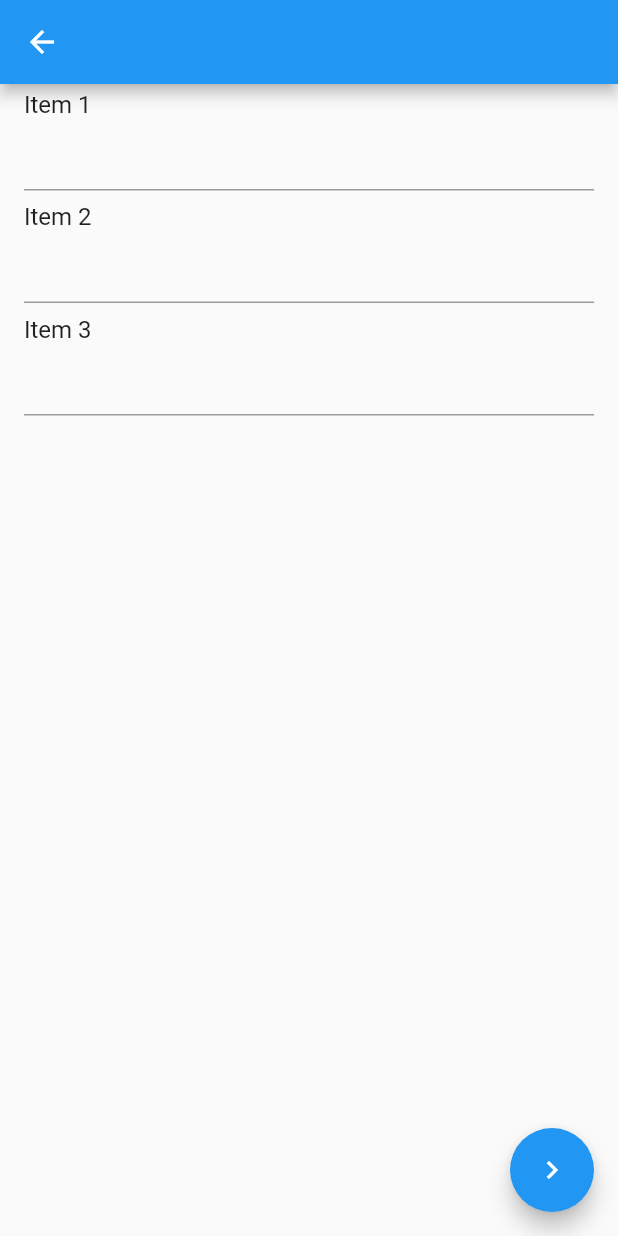
After one commit to sldsrg/flutter_web_lab, a Flutter app: the FocusNodeLabPage screen opened directly, on a phone screen of 412 x 824 dp. The commit adds this screen. Run offline on Flutter 3.47's test engine with Material 2 defaults, Android fonts, the phone set to English and light mode, and no system bars; missing offline and left inert: flutter_web.

Commit message:
add FocusNode lab

```diff
--- /dev/null
+++ b/lib/focus_node_lab.dart
@@ -0,0 +1,54 @@
+import 'package:flutter_web/material.dart';
+
+class FocusNodeLabPage extends StatefulWidget {
+  @override
+  _FocusNodeLabPageState createState() => _FocusNodeLabPageState();
+}
+
+class _FocusNodeLabPageState extends State<FocusNodeLabPage> {
+  FocusNode myFocusNode;
+
+  @override
+  void initState() {
+    myFocusNode = FocusNode();
+    super.initState();
+  }
+
+  @override
+  void dispose() {
+    myFocusNode.dispose();
+    super.dispose();
+  }
+
+  @override
+  Widget build(BuildContext context) {
+    return Scaffold(
+      appBar: AppBar(),
+      body: ListView(
+        children: <Widget>[
+          ListTile(
+            title: Text('Item 1'),
+            subtitle: TextField(),
+          ),
+          ListTile(
+            title: Text('Item 2'),
+            subtitle: TextField(
+              focusNode: myFocusNode,
+            ),
+          ),
+          ListTile(
+            title: Text('Item 3'),
+            subtitle: TextField(),
+          ),
+        ],
+      ),
+      floatingActionButton: FloatingActionButton(
+        child: Icon(Icons.navigate_next),
+        onPressed: () {
+          FocusScope.of(context).requestFocus(myFocusNode);
+          //myFocusNode.requestFocus();
+        },
+      ),
+    );
+  }
+}
--- a/lib/home.dart
+++ b/lib/home.dart
@@ -4,6 +4,7 @@ import 'package:web_lab/markdown_lab.dart';
 import 'animated_list_lab.dart';
 import 'animated_wrap_lab.dart';
 import 'basic_animation_lab.dart';
+import 'focus_node_lab.dart';
 import 'multi_grid_lab.dart';
 import 'nested_listview.dart';
 import 'next_lab.dart';
@@ -12,6 +13,7 @@ import 'listenable_lab.dart';
 
 final builders = {
   'Next lab': (_) => NextLabPage(),
+  'Focus node  lab': (_) => FocusNodeLabPage(),
   'AnimatedWrap lab': (_) => AnimatedWrapLabPage(),
   'AnimatedList lab': (_) => AnimatedListLabPage(),
   'Basic animation lab': (_) => BasicAnimationLabPage(),
```
